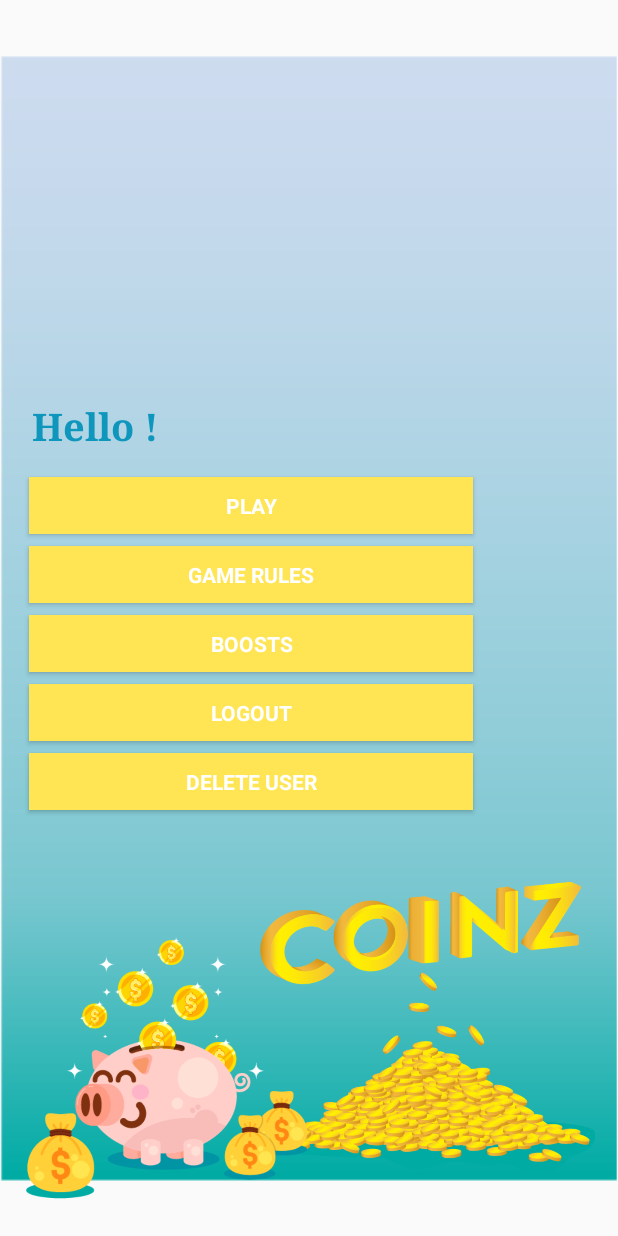
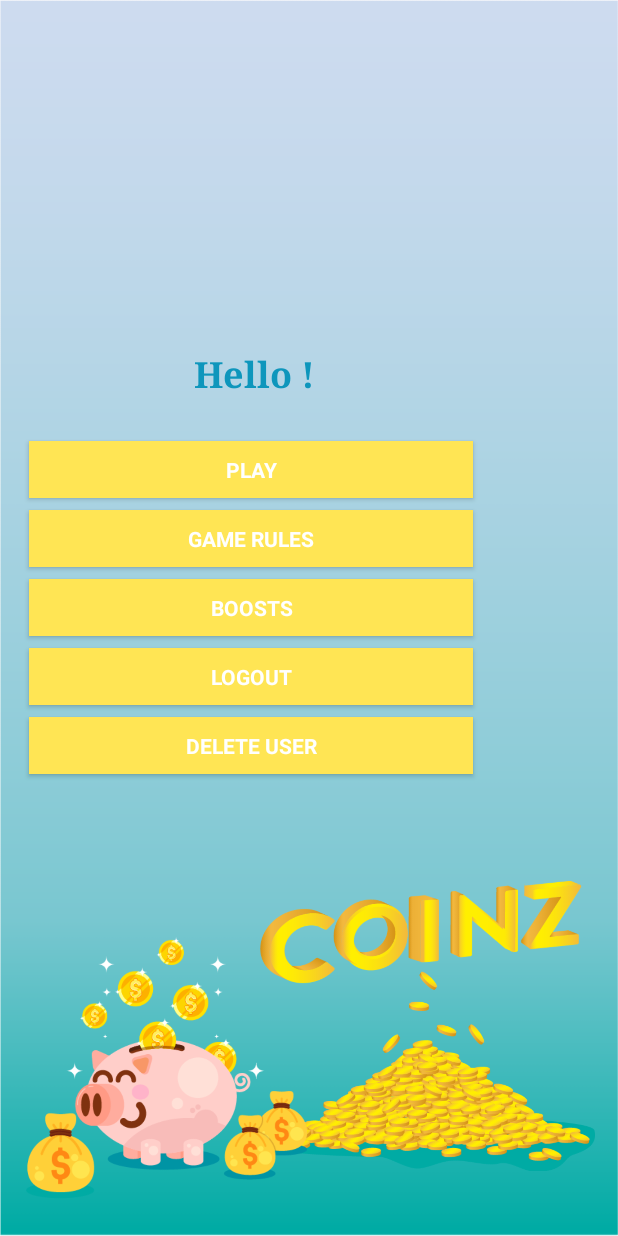
Before and after one commit to nikoletakuneva/Coinz, an Android app: the screen it shows after launch once a user with an empty profile is signed in (ProfileScreen), on a phone screen of 412 x 824 dp. Run offline under Robolectric (Android 15) with nearby library versions, the phone set to English and light mode, and no system bars; our stand-ins replace Firebase (no records; nobody signed in at launch, a user with empty details on screens opened directly).

Commit message:
Improved the design.

```diff
--- a/app/src/main/res/layout/activity_profile_screen.xml
+++ b/app/src/main/res/layout/activity_profile_screen.xml
@@ -84,7 +84,7 @@
         style="?android:textAppearanceSmall"
         android:layout_width="296dp"
         android:layout_height="38dp"
-        android:layout_marginBottom="284dp"
+        android:layout_marginBottom="308dp"
         android:layout_marginEnd="8dp"
         android:layout_marginStart="8dp"
         android:background="@color/color"
@@ -99,29 +99,33 @@
     <ImageView
         android:id="@+id/imageView4"
         android:layout_width="wrap_content"
-        android:layout_height="766dp"
+        android:layout_height="wrap_content"
+        android:scaleType="fitXY"
         app:layout_constraintBottom_toBottomOf="parent"
         app:layout_constraintEnd_toEndOf="parent"
+        app:layout_constraintHorizontal_bias="1.0"
         app:layout_constraintStart_toStartOf="parent"
         app:layout_constraintTop_toTopOf="parent"
+        app:layout_constraintVertical_bias="0.0"
         app:srcCompat="@drawable/background_blue_gradient" />
 
     <TextView
         android:id="@+id/textView1"
-        android:layout_width="381dp"
-        android:layout_height="43dp"
+        android:layout_width="291dp"
+        android:layout_height="53dp"
         android:layout_marginBottom="8dp"
         android:layout_marginEnd="8dp"
-        android:layout_marginStart="20dp"
+        android:layout_marginStart="8dp"
         android:layout_marginTop="8dp"
         android:fontFamily="serif"
-        android:textAllCaps="false"
+        android:textAlignment="center"
         android:textAppearance="@android:style/TextAppearance.DeviceDefault"
         android:textColor="#0e96bc"
-        android:textSize="25sp"
+        android:textSize="24sp"
         android:textStyle="bold"
         app:layout_constraintBottom_toTopOf="@+id/play"
         app:layout_constraintEnd_toEndOf="parent"
+        app:layout_constraintHorizontal_bias="0.153"
         app:layout_constraintStart_toStartOf="parent"
         app:layout_constraintTop_toTopOf="parent"
         app:layout_constraintVertical_bias="1.0" />
```
Also changed, not shown: app/src/main/res/drawable-v24/background_blue_gradient.png.
